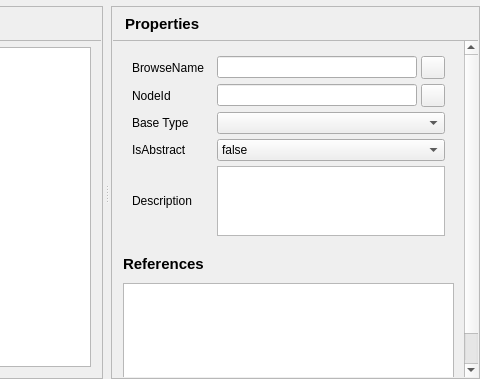
The window that src/ui/pages/typespage.ui (sanny32/OpenUaSim) describes before a commit, drawn with Qt 5; both pictures show x 463 to 943 and y 0 to 379 of the 943 by 379 pixel window.
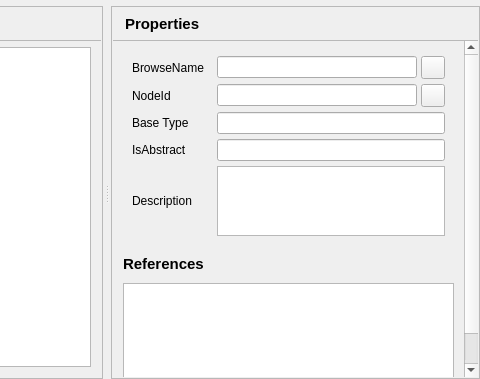
The same window after the commit. Custom widgets are drawn as their Qt base class.

Commit message:
Show type properties read-only
Types come from the server and imported models and cannot be changed on
the page. BrowseName, NodeId and Base Type are elided read-only fields,
IsAbstract and Description are read-only too. Base Type no longer keeps
a stale entry for a type without a supertype.

```diff
--- a/src/ui/pages/typespage.ui
+++ b/src/ui/pages/typespage.ui
@@ -498,7 +498,10 @@
                </widget>
               </item>
               <item row="2" column="1">
-               <widget class="QComboBox" name="baseTypeCombo">
+               <widget class="ElidedLineEdit" name="baseTypeEdit">
+                <property name="readOnly">
+                 <bool>true</bool>
+                </property>
 </widget>
               </item>
               <item row="3" column="0">
@@ -509,17 +512,10 @@
                </widget>
               </item>
               <item row="3" column="1">
-               <widget class="QComboBox" name="isAbstractCombo">
-                <item>
-                 <property name="text">
-                  <string>false</string>
-                 </property>
-                </item>
-                <item>
-                 <property name="text">
-                  <string>true</string>
-                 </property>
-                </item>
+               <widget class="QLineEdit" name="isAbstractEdit">
+                <property name="readOnly">
+                 <bool>true</bool>
+                </property>
                </widget>
               </item>
               <item row="4" column="0">
@@ -608,6 +604,13 @@
    </item>
   </layout>
  </widget>
+ <customwidgets>
+  <customwidget>
+   <class>ElidedLineEdit</class>
+   <extends>QLineEdit</extends>
+   <header>elidedlineedit.h</header>
+  </customwidget>
+ </customwidgets>
  <resources/>
  <connections/>
 </ui>
```
Left out of the diff: 10 changed lines with no effect on the pictures. The commit also changes 3 other files.
